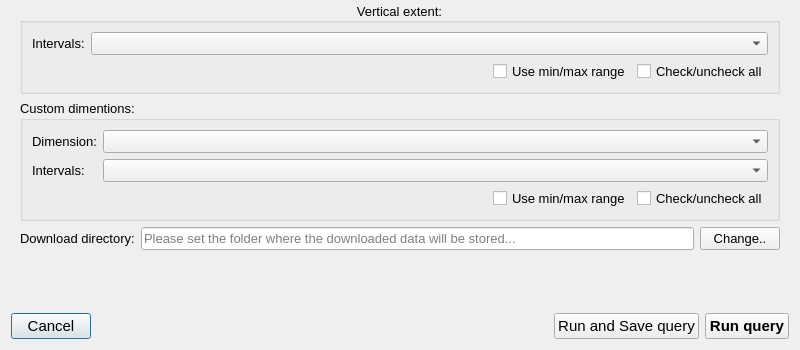
This is edr_plugin/gui/ui/edr.ui in MetOffice/qgis-plugin-edr as Qt 5 draws it before an edit; both pictures show x 0 to 800 and y 450 to 800 of the 800 by 800 pixel window. The edited form follows.
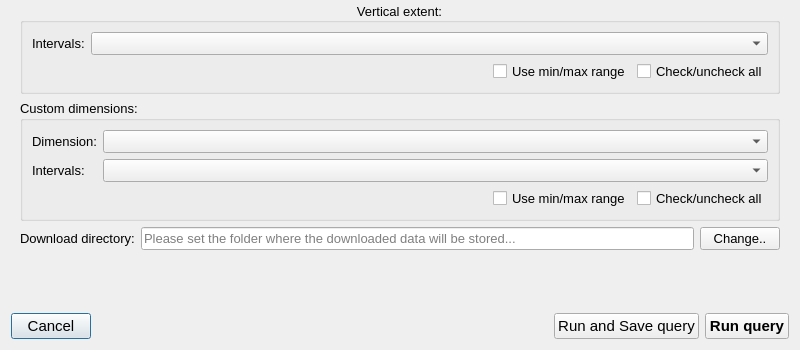
This is the edited form. Custom widgets are drawn as their Qt base class.

Diff of the .ui file:
```diff
--- a/edr_plugin/gui/ui/edr.ui
+++ b/edr_plugin/gui/ui/edr.ui
@@ -104,7 +104,7 @@
           </font>
          </property>
          <property name="title">
-          <string>Custom dimentions:</string>
+          <string>Custom dimensions:</string>
          </property>
          <layout class="QGridLayout" name="gridLayout_6">
           <item row="0" column="0">
```
